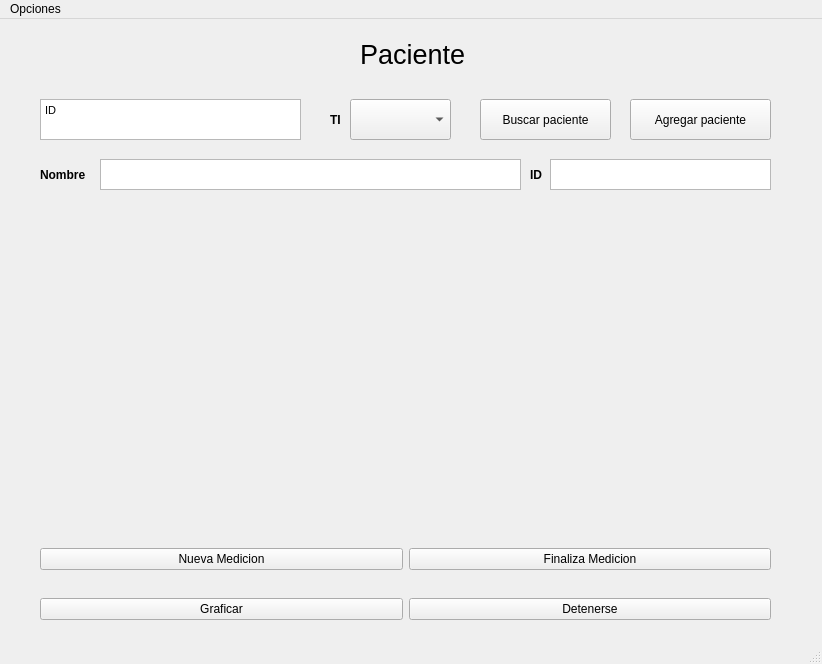
Old version of the form QtUi/senalesPaciente.ui in the repository Lufedi/DABM-Bitalino.
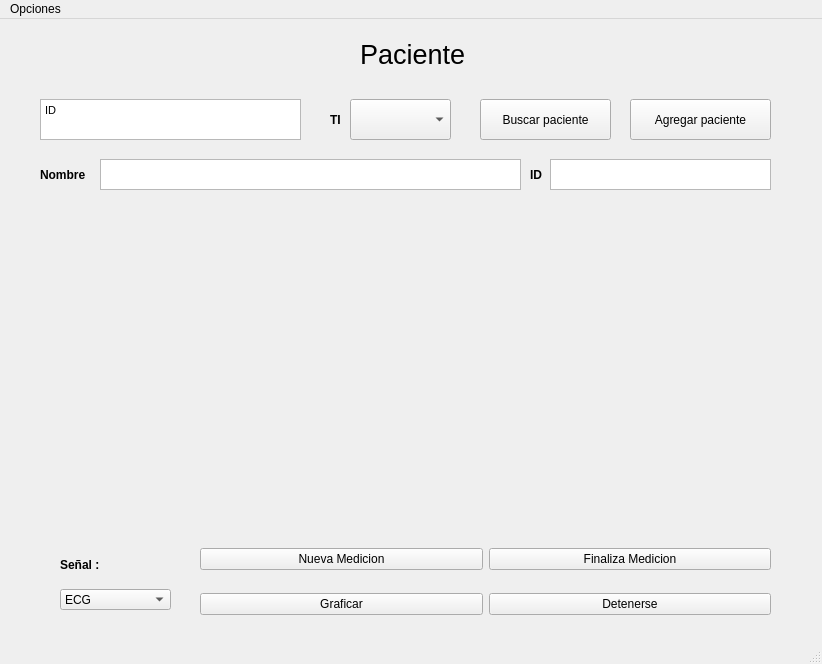
New version of the form.

Commit message: Terminando guardar senal al graficas y probarndo cargar senal por paciente

Diff of the .ui file:
```diff
--- a/QtUi/senalesPaciente.ui
+++ b/QtUi/senalesPaciente.ui
@@ -136,10 +136,10 @@
    <widget class="QWidget" name="horizontalLayoutWidget">
     <property name="geometry">
      <rect>
-      <x>40</x>
-      <y>570</y>
-      <width>731</width>
-      <height>41</height>
+      <x>200</x>
+      <y>560</y>
+      <width>571</width>
+      <height>51</height>
      </rect>
     </property>
     <layout class="QHBoxLayout" name="horizontalLayout">
@@ -202,9 +202,9 @@
    <widget class="QWidget" name="horizontalLayoutWidget_2">
     <property name="geometry">
      <rect>
-      <x>40</x>
+      <x>200</x>
       <y>520</y>
-      <width>731</width>
+      <width>571</width>
       <height>41</height>
      </rect>
     </property>
@@ -225,6 +225,60 @@
      </item>
     </layout>
    </widget>
+   <widget class="QComboBox" name="comboBox">
+    <property name="geometry">
+     <rect>
+      <x>60</x>
+      <y>570</y>
+      <width>111</width>
+      <height>21</height>
+     </rect>
+    </property>
+    <item>
+     <property name="text">
+      <string>ECG</string>
+     </property>
+    </item>
+    <item>
+     <property name="text">
+      <string>EMG</string>
+     </property>
+    </item>
+    <item>
+     <property name="text">
+      <string>EDA</string>
+     </property>
+    </item>
+    <item>
+     <property name="text">
+      <string>ACG</string>
+     </property>
+    </item>
+    <item>
+     <property name="text">
+      <string>LUX</string>
+     </property>
+    </item>
+   </widget>
+   <widget class="QLabel" name="Nombre_2">
+    <property name="geometry">
+     <rect>
+      <x>60</x>
+      <y>530</y>
+      <width>81</width>
+      <height>31</height>
+     </rect>
+    </property>
+    <property name="font">
+     <font>
+      <weight>75</weight>
+      <bold>true</bold>
+     </font>
+    </property>
+    <property name="text">
+     <string>Señal : </string>
+    </property>
+   </widget>
   </widget>
   <widget class="QMenuBar" name="menubar">
    <property name="geometry">
```
Left out of the diff: 1 changed line with no effect on the pictures. The commit also changes 7 other files.
